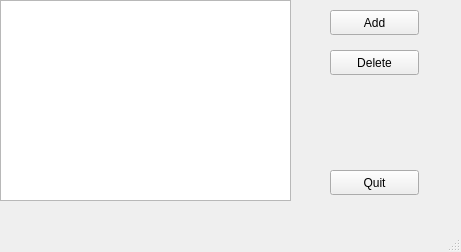
This is PyQt-Examples/listView/listView.ui in Futi7/Python-Scripts as Qt 5 draws it before an edit. The edited form follows.
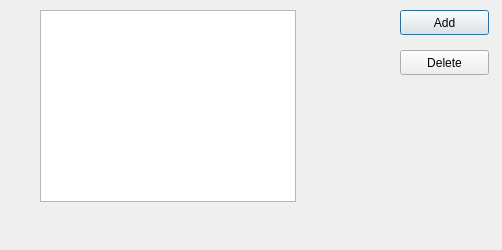
This is the edited form.

Commit message: Changed .ui type to Dialog instead of MainWindow and recompiled

The edit to the form file:
```diff
--- a/PyQt-Examples/listView/listView.ui
+++ b/PyQt-Examples/listView/listView.ui
@@ -1,33 +1,32 @@
 <?xml version="1.0" encoding="UTF-8"?>
 <ui version="4.0">
- <class>MainWindow</class>
- <widget class="QMainWindow" name="MainWindow">
+ <class>Dialog</class>
+ <widget class="QDialog" name="Dialog">
   <property name="geometry">
    <rect>
     <x>0</x>
     <y>0</y>
-    <width>461</width>
-    <height>252</height>
+    <width>502</width>
+    <height>250</height>
    </rect>
   </property>
   <property name="windowTitle">
    <string>MainWindow</string>
   </property>
-  <widget class="QWidget" name="centralwidget">
-   <widget class="QListWidget" name="listWidget">
+  <widget class="QListWidget" name="list">
     <property name="geometry">
      <rect>
-      <x>0</x>
-      <y>0</y>
-      <width>291</width>
-      <height>201</height>
+     <x>40</x>
+     <y>10</y>
+     <width>256</width>
+     <height>192</height>
      </rect>
     </property>
    </widget>
    <widget class="QPushButton" name="Add">
     <property name="geometry">
      <rect>
-      <x>330</x>
+     <x>400</x>
       <y>10</y>
       <width>89</width>
       <height>25</height>
@@ -40,7 +39,7 @@
    <widget class="QPushButton" name="pushButton_2">
     <property name="geometry">
      <rect>
-      <x>330</x>
+     <x>400</x>
       <y>50</y>
       <width>89</width>
       <height>25</height>
@@ -50,31 +49,6 @@
      <string>Delete</string>
     </property>
    </widget>
-   <widget class="QPushButton" name="Quit">
-    <property name="geometry">
-     <rect>
-      <x>330</x>
-      <y>170</y>
-      <width>89</width>
-      <height>25</height>
-     </rect>
-    </property>
-    <property name="text">
-     <string>Quit</string>
-    </property>
-   </widget>
-  </widget>
-  <widget class="QMenuBar" name="menubar">
-   <property name="geometry">
-    <rect>
-     <x>0</x>
-     <y>0</y>
-     <width>461</width>
-     <height>22</height>
-    </rect>
-   </property>
-  </widget>
-  <widget class="QStatusBar" name="statusbar"/>
  </widget>
  <resources/>
  <connections/>
```
Left out of the diff: 2 changed lines with no effect on the pictures. Lines whose indentation alone changed are shown as unchanged. The commit also changes 1 other file.
